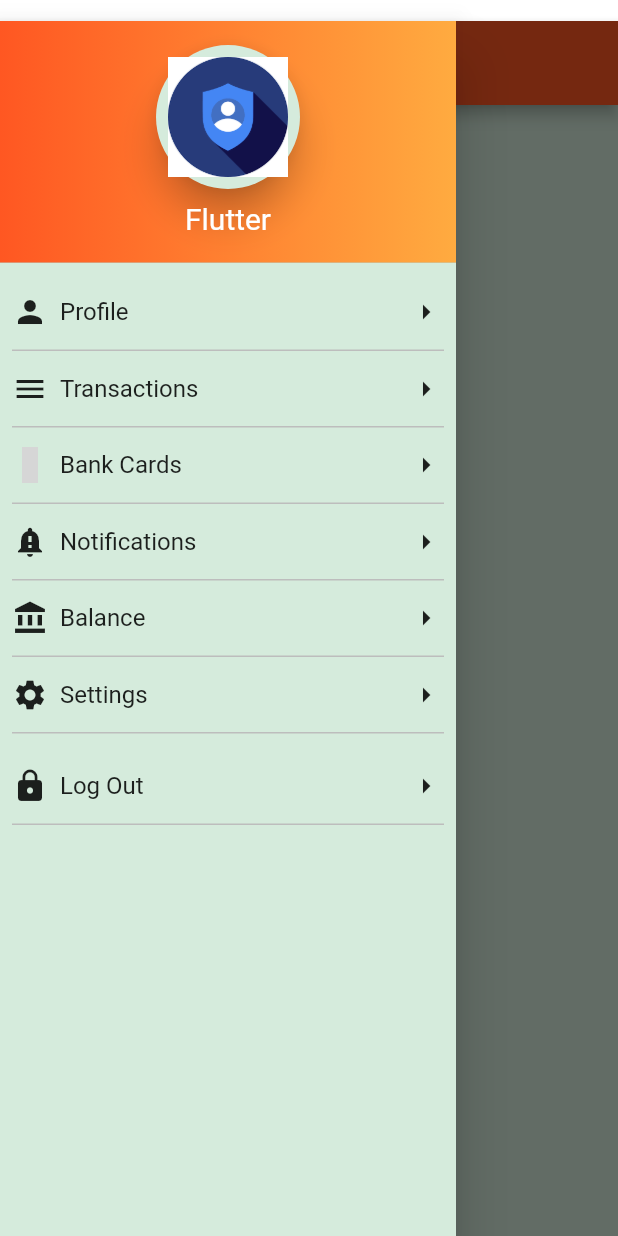
After one commit to RoboCOVA/ligmone, a Flutter app: the UserAccounts screen opened directly, with the side drawer open, on a phone screen of 412 x 824 dp. The commit adds this screen. Run offline on Flutter 3.47's test engine with Material 2 defaults, Android fonts, the light colour scheme and no system bars; our stand-ins replace cloud_firestore, firebase_auth, font_awesome_flutter, google_fonts, google_sign_in, material_design_icons_flutter; missing offline and left inert: flutter_facebook_login; accounts and stored records are empty; network calls fail; grey boxes are pictures that could not be loaded.

Commit message:
Adde bottom navigation and side menu

```diff
--- a/lib/loginScreen/loginPage.dart
+++ b/lib/loginScreen/loginPage.dart
@@ -1,6 +1,7 @@
 import 'package:flutter/material.dart';
 import 'package:ligmone/homePage.dart';
 import 'package:ligmone/loginScreen/signup.dart';
+import 'package:ligmone/screens/bottomNavigation.dart';
 import 'package:ligmone/states/currentUser.dart';
 import 'package:provider/provider.dart';
 import 'package:google_fonts/google_fonts.dart';
@@ -51,7 +52,7 @@
         Navigator.pushAndRemoveUntil(
           context,
           MaterialPageRoute(
-            builder: (context) => HomePage(),
+            builder: (context) => BottomNavigationMenu(),
           ),
           (route) => false,
         );
--- a/lib/main.dart
+++ b/lib/main.dart
@@ -3,7 +3,7 @@
 import 'package:ligmone/states/currentUser.dart';
 import 'package:ligmone/utils/appTheme.dart';
 import 'package:provider/provider.dart';
-
+//Run|Debug;
 void main() {
   runApp(MyApp());
 }
--- /dev/null
+++ b/lib/screens/userAccounts.dart
@@ -0,0 +1,118 @@
+import 'package:flutter/material.dart';
+import 'package:material_design_icons_flutter/material_design_icons_flutter.dart';
+
+class UserAccounts extends StatefulWidget {
+  UserAccounts({Key key}) : super(key: key);
+
+  @override
+  _UserAccountsState createState() => _UserAccountsState();
+}
+
+class _UserAccountsState extends State<UserAccounts> {
+  @override
+  Widget build(BuildContext context) {
+    return SafeArea(
+      minimum: EdgeInsets.fromLTRB(0.0, 14.0, 0.0, 0.0),
+      child: Scaffold(
+        appBar: AppBar(
+          title: Text("Ligmone"),
+          backgroundColor: Colors.deepOrange,
+        ),
+        //body: _accountBody
+        drawer: Drawer(
+          child: ListView(
+            children: <Widget>[
+              DrawerHeader(
+                  decoration: BoxDecoration(
+                      gradient: LinearGradient(colors: <Color>[
+                    Colors.deepOrange,
+                    Colors.orangeAccent
+                  ])),
+                  child: Container(
+                    child: Column(
+                      children: [
+                        Material(
+                          borderRadius: BorderRadius.all(Radius.circular(80.0)),
+                          elevation: 10,
+                          child: Padding(
+                            padding: const EdgeInsets.all(8.0),
+                            child: Image.asset(
+                              'assets/account.png',
+                              width: 80,
+                              height: 80,
+                            ),
+                          ),
+                        ),
+                        Padding(
+                          padding: const EdgeInsets.all(8.0),
+                          child: Text(
+                            'Flutter',
+                            style:
+                                TextStyle(color: Colors.white, fontSize: 20.0),
+                          ),
+                        )
+                      ],
+                    ),
+                  )),
+              CustomListMenu(Icons.person, 'Profile', () => {}),
+              CustomListMenu(Icons.menu, 'Transactions', () => {}),
+              CustomListMenu(MdiIcons.card, 'Bank Cards', () => {}),
+              CustomListMenu(
+                  Icons.notification_important, 'Notifications', () => {}),
+              CustomListMenu(Icons.account_balance, 'Balance', () => {}),
+              CustomListMenu(Icons.settings, 'Settings', () => {}),
+              SizedBox(
+                height: 10.0,
+              ),
+              CustomListMenu(Icons.lock, 'Log Out', () => {}),
+            ],
+          ),
+        ),
+      ),
+    );
+  }
+}
+
+// ignore: must_be_immutable
+class CustomListMenu extends StatelessWidget {
+  IconData icon;
+  String text;
+  Function onTap;
+  CustomListMenu(this.icon, this.text, this.onTap);
+
+  @override
+  Widget build(BuildContext context) {
+    return Padding(
+      padding: const EdgeInsets.fromLTRB(8.0, 0.0, 8.0, 0.0),
+      child: Container(
+        decoration: BoxDecoration(
+            border: Border(bottom: BorderSide(color: Colors.grey.shade400))),
+        child: InkWell(
+          splashColor: Colors.deepOrange,
+          onTap: onTap,
+          child: Container(
+            height: 50,
+            child: Row(
+              mainAxisAlignment: MainAxisAlignment.spaceBetween,
+              children: [
+                Row(
+                  children: <Widget>[
+                    Icon(icon),
+                    Padding(
+                      padding: const EdgeInsets.all(8.0),
+                      child: Text(
+                        text,
+                        style: TextStyle(fontSize: 16.0),
+                      ),
+                    ),
+                  ],
+                ),
+                Icon(Icons.arrow_right),
+              ],
+            ),
+          ),
+        ),
+      ),
+    );
+  }
+}
```
Also changed, not shown: lib/homePage.dart (+10 -36 lines), lib/loginScreen/applicationForm.dart (+69 -11 lines), lib/screens/bottomNavigation.dart (added, +94 -0 lines), lib/screens/chatService.dart (added, +19 -0 lines), lib/screens/dashboard.dart (added, +60 -0 lines), lib/screens/dashboardPage.dart (added, +34 -0 lines), lib/screens/whyLigmone.dart (added, +17 -0 lines), pubspec.yaml (+9 -0 lines), assets/account.png (added), assets/communication.png (added), assets/data.png (added), assets/finance.png (added), assets/management.png (added), assets/payment.png (added), 2 more files.
